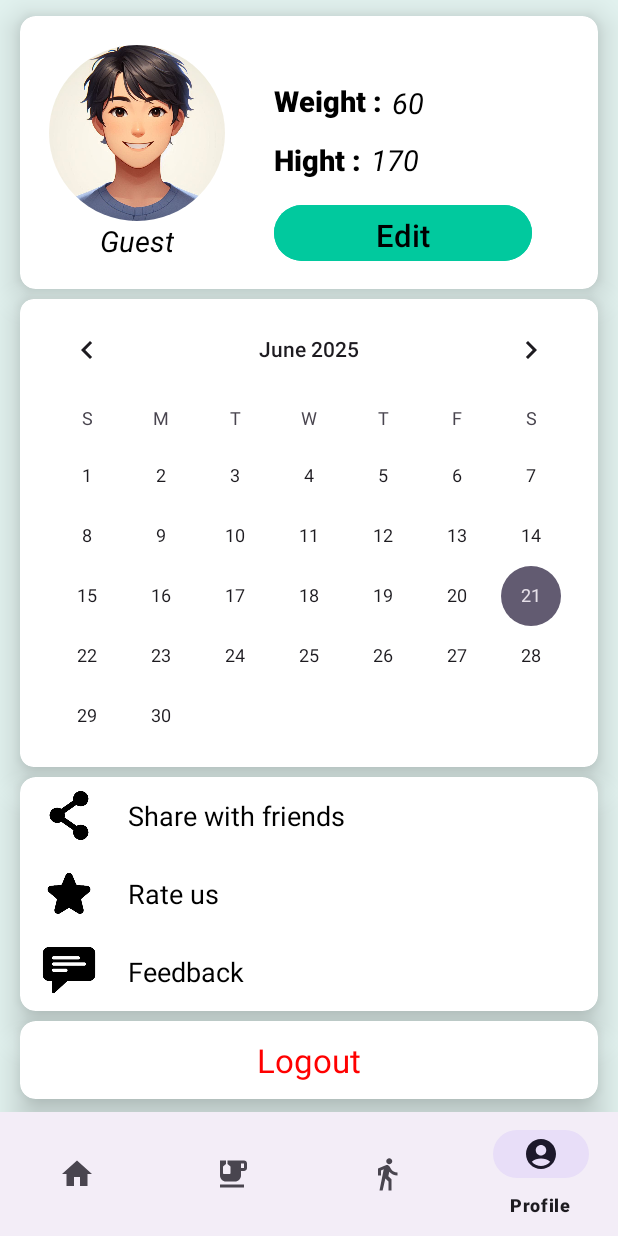
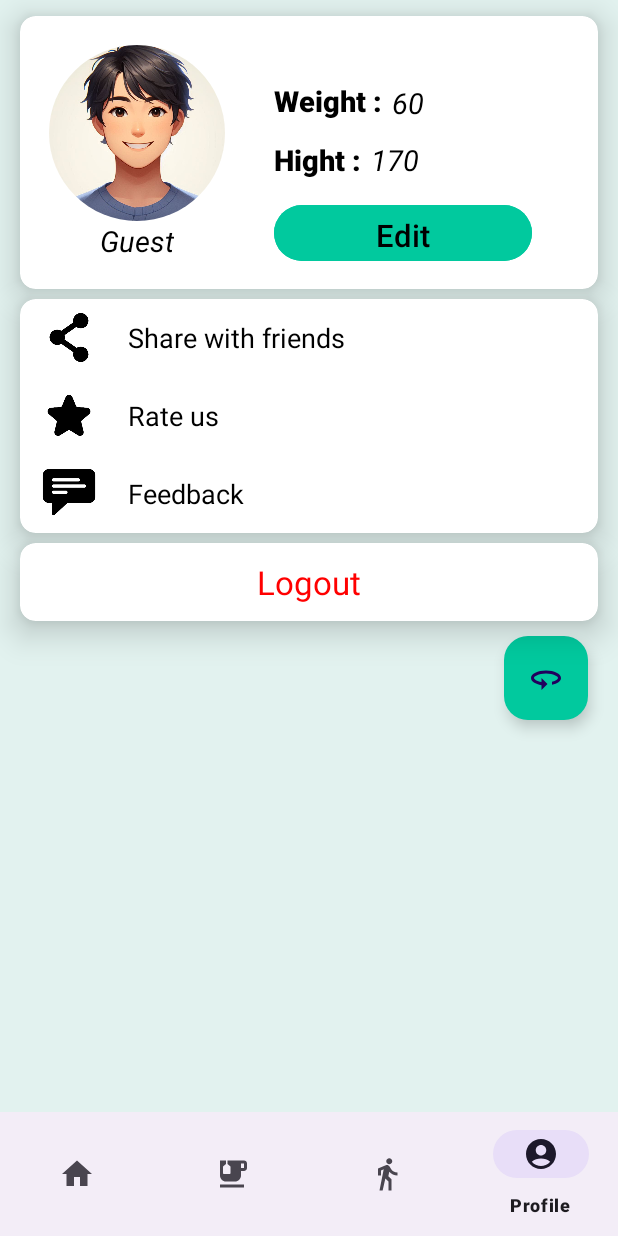
Before and after one commit to AbhayBhaware/StayFit, an Android app: the screen it shows after launch once a user with an empty profile is signed in (HomeActivity), item 4 of the bottom bar chosen, on a phone screen of 412 x 824 dp. Run offline under Robolectric (Android 15) with nearby library versions, the light colour scheme and no system bars; our stand-ins replace CircleImageView, Firebase (no records; nobody signed in at launch, a user with empty details on screens opened directly), sdp/ssp sizes.

```diff
--- a/app/src/main/java/com/example/stayfit/ProfileFragment.java
+++ b/app/src/main/java/com/example/stayfit/ProfileFragment.java
@@ -20,6 +20,7 @@ import android.widget.RatingBar;
 import android.widget.TextView;
 import android.widget.Toast;
 
+import com.google.android.material.floatingactionbutton.FloatingActionButton;
 import com.google.firebase.auth.FirebaseAuth;
 
 import java.security.PrivateKey;
@@ -32,6 +33,8 @@ public class ProfileFragment extends Fragment {
 
     TextView t1User, t2Weight, t3Hight, logout;
 
+    FloatingActionButton fab;
+
 
 
     @Override
@@ -39,6 +42,8 @@ public class ProfileFragment extends Fragment {
                              Bundle savedInstanceState) {
         // Inflate the layout for this fragment
         View v= inflater.inflate(R.layout.fragment_profile, container, false);
+
+        fab=v.findViewById(R.id.FloatingBTN);
 
         t1User=v.findViewById(R.id.userNM);
         t2Weight=v.findViewById(R.id.IDweight);
@@ -103,6 +108,16 @@ public class ProfileFragment extends Fragment {
             }
         });
 
+        fab.setOnClickListener(new View.OnClickListener() {
+            @Override
+            public void onClick(View v) {
+
+                Intent i=new Intent(requireActivity(),TakeWeiHigActivity.class);
+                startActivity(i);
+                //requireActivity().finish();
+            }
+        });
+
 
 
         return v;
--- /dev/null
+++ b/app/src/main/res/drawable/edit.xml
@@ -0,0 +1,5 @@
+<vector android:autoMirrored="true" android:height="24dp"
+    android:tint="#000000" android:viewportHeight="24"
+    android:viewportWidth="24" android:width="24dp" xmlns:android="http://schemas.android.com/apk/res/android">
+    <path android:fillColor="@android:color/white" android:pathData="M12,7C6.48,7 2,9.24 2,12c0,2.24 2.94,4.13 7,4.77V20l4,-4 -4,-4v2.73c-3.15,-0.56 -5,-1.9 -5,-2.73 0,-1.06 3.04,-3 8,-3s8,1.94 8,3c0,0.73 -1.46,1.89 -4,2.53v2.05c3.53,-0.77 6,-2.53 6,-4.58 0,-2.76 -4.48,-5 -10,-5z"/>
+</vector>
--- a/app/src/main/res/layout/fragment_profile.xml
+++ b/app/src/main/res/layout/fragment_profile.xml
@@ -53,8 +53,8 @@
            <LinearLayout
                android:layout_width="match_parent"
                android:layout_height="match_parent"
-           android:orientation="vertical"
-           android:layout_margin="@dimen/_10sdp">
+               android:layout_margin="@dimen/_10sdp"
+               android:orientation="vertical">
 
                <LinearLayout
                    android:layout_width="match_parent"
@@ -67,22 +67,22 @@
                        android:layout_width="wrap_content"
                        android:layout_height="wrap_content"
                        android:layout_marginTop="@dimen/_8sdp"
+                       android:fontFamily="sans-serif-black"
                        android:text="Weight :"
                        android:textColor="@color/black"
-               android:textSize="@dimen/_15sdp"
-               android:fontFamily="sans-serif-black"/>
+                       android:textSize="@dimen/_15sdp" />
 
                    <TextView
+                       android:id="@+id/IDweight"
                        android:layout_width="wrap_content"
                        android:layout_height="wrap_content"
-           android:text="60kg"
-               android:id="@+id/IDweight"
-           android:textColor="@color/black"
+                       android:layout_gravity="center"
                        android:layout_marginLeft="@dimen/_5sdp"
                        android:layout_marginTop="@dimen/_5sdp"
-               android:textStyle="italic|normal"
-           android:layout_gravity="center"
-           android:textSize="@dimen/_15sdp" />
+                       android:text="60kg"
+                       android:textColor="@color/black"
+                       android:textSize="@dimen/_15sdp"
+                       android:textStyle="italic|normal" />
                </LinearLayout>
 
 
@@ -95,24 +95,23 @@
                    <TextView
                        android:layout_width="wrap_content"
                        android:layout_height="wrap_content"
+                       android:layout_marginTop="@dimen/_10sdp"
+                       android:fontFamily="sans-serif-black"
                        android:text="Hight :"
                        android:textColor="@color/black"
-               android:textSize="@dimen/_15sdp"
-               android:layout_marginTop="@dimen/_10sdp"
-               android:fontFamily="sans-serif-black"/>
+                       android:textSize="@dimen/_15sdp" />
 
                    <TextView
+                       android:id="@+id/IDHight"
                        android:layout_width="wrap_content"
                        android:layout_height="wrap_content"
-               android:text="170cm"
-               android:id="@+id/IDHight"
+                       android:layout_gravity="center"
                        android:layout_marginLeft="@dimen/_5sdp"
                        android:layout_marginTop="@dimen/_5sdp"
+                       android:text="170cm"
                        android:textColor="@color/black"
-               android:textStyle="italic|normal"
-               android:layout_gravity="center"
                        android:textSize="@dimen/_15sdp"
-               />
+                       android:textStyle="italic|normal" />
 
                </LinearLayout>
 
@@ -120,11 +119,11 @@
                    android:layout_width="172dp"
                    android:layout_height="@dimen/_35sdp"
                    android:layout_marginTop="@dimen/_10sdp"
+                   android:backgroundTint="#01C99E"
                    android:text="Edit"
                    android:textColor="@color/black"
-               android:textStyle="normal"
                    android:textSize="@dimen/_16sdp"
-               android:backgroundTint="#01C99E"/>
+                   android:textStyle="normal" />
 
 
            </LinearLayout>
@@ -133,27 +132,6 @@
 
 
    </androidx.cardview.widget.CardView>
-
-
-    <androidx.cardview.widget.CardView
-        android:layout_width="match_parent"
-        android:layout_height="@dimen/_240sdp"
-        app:cardElevation="@dimen/_10sdp"
-        app:cardCornerRadius="@dimen/_7sdp"
-        android:backgroundTint="@color/white"
-        android:layout_marginTop="@dimen/_5sdp"
-        android:layout_marginLeft="@dimen/_10sdp"
-        android:layout_marginRight="@dimen/_10sdp">
-
-        <CalendarView
-            android:layout_width="match_parent"
-            android:layout_height="match_parent"
-            android:id="@+id/calenderr"
-            />
-
-    </androidx.cardview.widget.CardView>
-
-
 
     <androidx.cardview.widget.CardView
         android:layout_width="match_parent"
@@ -285,5 +263,17 @@
 
     </androidx.cardview.widget.CardView>
 
+    <com.google.android.material.floatingactionbutton.FloatingActionButton
+        android:layout_width="wrap_content"
+        android:layout_height="wrap_content"
+        android:id="@+id/FloatingBTN"
+        android:backgroundTint="#01C99E"
+        android:layout_gravity="right"
+        android:layout_marginRight="20dp"
+        android:layout_marginTop="10dp"
+        android:src="@drawable/edit"
+        />
+
+
 
 </LinearLayout>
```
Also changed, not shown: app/src/main/java/com/example/stayfit/TakeWeiHigActivity.java (+77 -52 lines), app/src/main/res/layout/activity_take_wei_hig.xml (+28 -1 lines). Lines whose indentation alone changed are shown as unchanged.
